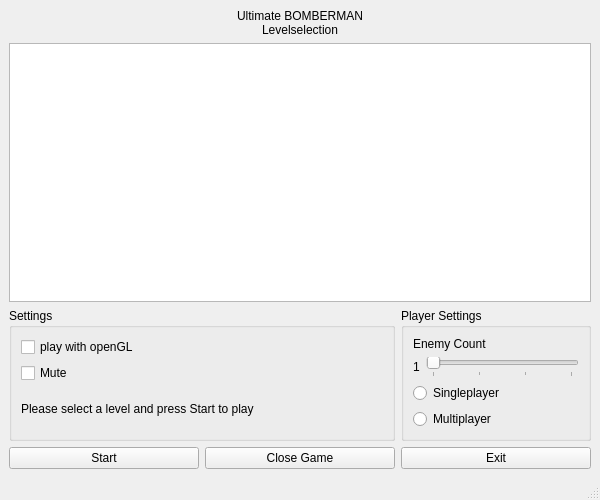
Above: main/gui/startwindow.ui from benediktibk/bomberman before the change. Below: the same form after it.
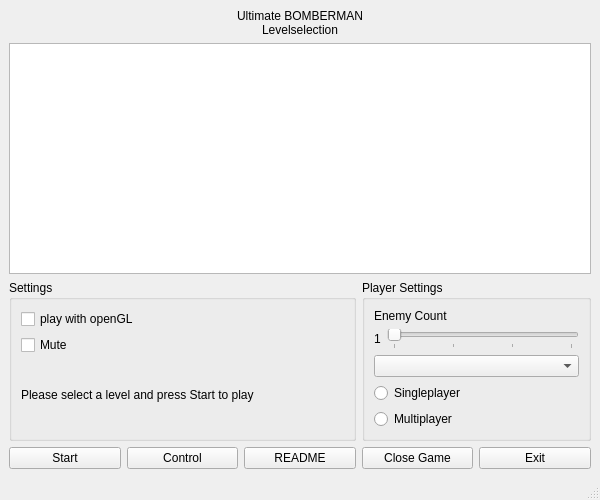
That is the form after the change.

Commit message: add new objects on startwindow

```diff
--- a/main/gui/startwindow.ui
+++ b/main/gui/startwindow.ui
@@ -22,38 +22,13 @@
   <widget class="QWidget" name="centralwidget">
    <layout class="QGridLayout" name="gridLayout">
     <item row="5" column="1">
-     <widget class="QPushButton" name="closeGameButton">
+     <widget class="QPushButton" name="howToButton">
       <property name="text">
-       <string>Close Game</string>
+       <string>Control</string>
       </property>
      </widget>
     </item>
-    <item row="0" column="0" colspan="3">
-     <widget class="QLabel" name="levelselectionLabel">
-      <property name="text">
-       <string>Ultimate BOMBERMAN
-Levelselection</string>
-      </property>
-      <property name="alignment">
-       <set>Qt::AlignCenter</set>
-      </property>
-     </widget>
-    </item>
-    <item row="5" column="2">
-     <widget class="QPushButton" name="exitButton">
-      <property name="text">
-       <string>Exit</string>
-      </property>
-     </widget>
-    </item>
-    <item row="5" column="0">
-     <widget class="QPushButton" name="startButton">
-      <property name="text">
-       <string>Start</string>
-      </property>
-     </widget>
-    </item>
-    <item row="1" column="0" colspan="3">
+    <item row="1" column="0" colspan="5">
      <widget class="QTableView" name="levelTableView">
       <property name="minimumSize">
        <size>
@@ -87,7 +62,46 @@
       </attribute>
      </widget>
     </item>
-    <item row="4" column="0" colspan="2">
+    <item row="5" column="3">
+     <widget class="QPushButton" name="closeGameButton">
+      <property name="text">
+       <string>Close Game</string>
+      </property>
+     </widget>
+    </item>
+    <item row="0" column="0" colspan="5">
+     <widget class="QLabel" name="levelselectionLabel">
+      <property name="text">
+       <string>Ultimate BOMBERMAN
+Levelselection</string>
+      </property>
+      <property name="alignment">
+       <set>Qt::AlignCenter</set>
+      </property>
+     </widget>
+    </item>
+    <item row="5" column="4">
+     <widget class="QPushButton" name="exitButton">
+      <property name="text">
+       <string>Exit</string>
+      </property>
+     </widget>
+    </item>
+    <item row="5" column="0">
+     <widget class="QPushButton" name="startButton">
+      <property name="text">
+       <string>Start</string>
+      </property>
+     </widget>
+    </item>
+    <item row="5" column="2">
+     <widget class="QPushButton" name="readMeButton">
+      <property name="text">
+       <string>README</string>
+      </property>
+     </widget>
+    </item>
+    <item row="4" column="0" colspan="3">
      <widget class="QGroupBox" name="settingsGroupBox">
       <property name="enabled">
        <bool>true</bool>
@@ -120,7 +134,7 @@
       </layout>
      </widget>
     </item>
-    <item row="4" column="2">
+    <item row="4" column="3" colspan="2">
      <widget class="QGroupBox" name="playerGroupBox">
       <property name="title">
        <string>Player Settings</string>
@@ -171,13 +185,16 @@
         </widget>
        </item>
        <item row="2" column="0" colspan="2">
+        <widget class="QComboBox" name="difficultyComboBox"/>
+       </item>
+       <item row="3" column="0" colspan="2">
         <widget class="QRadioButton" name="singleRadioButton">
          <property name="text">
           <string>Singleplayer</string>
          </property>
         </widget>
        </item>
-       <item row="3" column="0" colspan="2">
+       <item row="4" column="0" colspan="2">
         <widget class="QRadioButton" name="multiRadioButton">
          <property name="text">
           <string>Multiplayer</string>
```
Left out of the diff: 14 changed lines with no effect on the pictures.
